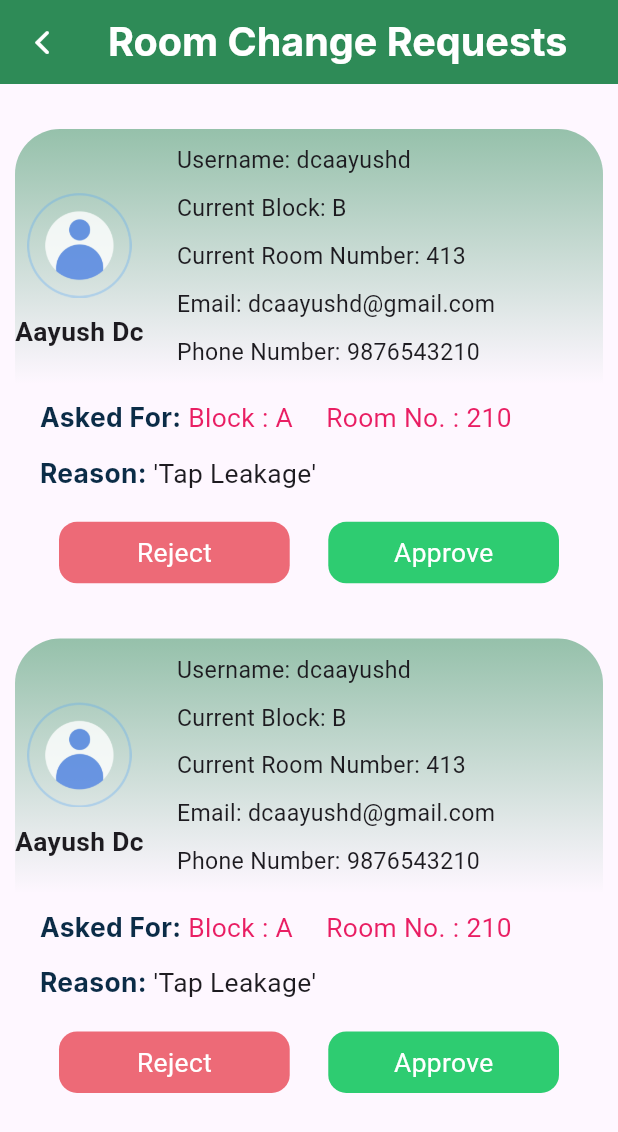
After one commit to dcaayushd/Hostel-Management_App, a Flutter app: the RoomChangeRequestScreen screen opened directly, on a phone screen of 412 x 824 dp. The commit adds this screen. Shown: the top 1132 px of the screen. Run offline on Flutter 3.47's test engine with Material 3 defaults, Android fonts, the phone set to English and light mode, and no system bars; our stand-ins replace flutter_screenutil, flutter_svg, google_fonts.

Commit message:
Room Change Request Screen Added

```diff
--- /dev/null
+++ b/lib/features/admin/screens/room_change_request_screen.dart
@@ -0,0 +1,278 @@
+import 'package:flutter/material.dart';
+import 'package:flutter_screenutil/flutter_screenutil.dart';
+
+import '../../../common/app_bar.dart';
+import '../../../common/constants.dart';
+import '../../../common/spacing.dart';
+import '../../../theme/text_theme.dart';
+
+class RoomChangeRequestScreen extends StatefulWidget {
+  const RoomChangeRequestScreen({super.key});
+
+  @override
+  State<RoomChangeRequestScreen> createState() =>
+      _RoomChangeRequestScreenState();
+}
+
+class _RoomChangeRequestScreenState extends State<RoomChangeRequestScreen> {
+  @override
+  Widget build(BuildContext context) {
+    return Scaffold(
+      appBar: buildAppBar(context, 'Room Change Requests'),
+      body: ListView.builder(
+        padding: const EdgeInsets.all(10),
+        itemCount: 2,
+        itemBuilder: (context, index) {
+          return const RequestCard();
+        },
+      ),
+    );
+  }
+}
+
+class RequestCard extends StatelessWidget {
+  const RequestCard({super.key});
+
+  @override
+  Widget build(BuildContext context) {
+    return Container(
+      width: double.maxFinite,
+      decoration: const ShapeDecoration(
+        shape: RoundedRectangleBorder(),
+      ),
+      child: Column(
+        children: [
+          heightSpacer(20),
+          Container(
+            decoration: ShapeDecoration(
+              gradient: LinearGradient(
+                begin: const Alignment(0.00, -1.00),
+                end: const Alignment(0, 1),
+                colors: [
+                  const Color(0xff2e8b57).withOpacity(0.5),
+                  const Color(0x002e8857),
+                ],
+              ),
+              shape: RoundedRectangleBorder(
+                borderRadius: BorderRadius.only(
+                  topLeft: Radius.circular(30.r),
+                  topRight: Radius.circular(30.r),
+                ),
+              ),
+            ),
+            child: Row(
+              children: [
+                Column(
+                  children: [
+                    heightSpacer(20),
+                    Image.asset(
+                      AppConstants.person,
+                      height: 70.h,
+                      width: 70.w,
+                    ),
+                    heightSpacer(10),
+                    Text(
+                      'Aayush Dc',
+                      style: TextStyle(
+                        fontSize: 16.sp,
+                        fontWeight: FontWeight.w700,
+                      ),
+                    ),
+                  ],
+                ),
+                widthSpacer(20),
+                Column(
+                  crossAxisAlignment: CrossAxisAlignment.start,
+                  children: [
+                    heightSpacer(10),
+                    Text(
+                      'Username: dcaayushd',
+                      style: TextStyle(
+                        fontSize: 14.sp,
+                      ),
+                    ),
+                    heightSpacer(10),
+                    Text(
+                      'Current Block: B',
+                      style: TextStyle(
+                        fontSize: 14.sp,
+                      ),
+                    ),
+                    heightSpacer(10),
+                    Text(
+                      'Current Room Number: 413',
+                      style: TextStyle(
+                        fontSize: 14.sp,
+                      ),
+                    ),
+                    heightSpacer(10),
+                    Text(
+                      'Email: dcaayushd@gmail.com',
+                      style: TextStyle(
+                        fontSize: 14.sp,
+                      ),
+                    ),
+                    heightSpacer(10),
+                    Text(
+                      'Phone Number: 9876543210',
+                      style: TextStyle(
+                        fontSize: 14.sp,
+                      ),
+                    ),
+                    heightSpacer(10),
+                  ],
+                ),
+              ],
+            ),
+          ),
+          Container(
+            width: double.maxFinite,
+            height: 150.h,
+            padding: const EdgeInsets.symmetric(vertical: 10),
+            child: Column(
+              children: [
+                Expanded(
+                  child: Container(
+                    width: double.maxFinite,
+                    padding: EdgeInsets.symmetric(horizontal: 15.w),
+                    child: Column(
+                      mainAxisAlignment: MainAxisAlignment.start,
+                      crossAxisAlignment: CrossAxisAlignment.start,
+                      children: [
+                        Column(
+                          mainAxisAlignment: MainAxisAlignment.start,
+                          crossAxisAlignment: CrossAxisAlignment.start,
+                          children: [
+                            Row(
+                              children: [
+                                Text(
+                                  'Asked For: ',
+                                  style: AppTextTheme.kLabelStyle.copyWith(
+                                    fontSize: 16.sp,
+                                    fontWeight: FontWeight.w700,
+                                  ),
+                                ),
+                                Row(
+                                  mainAxisAlignment:
+                                      MainAxisAlignment.spaceBetween,
+                                  children: [
+                                    Text(
+                                      'Block : A',
+                                      style: TextStyle(
+                                        fontSize: 16.sp,
+                                        fontWeight: FontWeight.w400,
+                                        color: Colors.pink,
+                                      ),
+                                    ),
+                                    widthSpacer(20),
+                                    Text(
+                                      'Room No. : 210',
+                                      style: TextStyle(
+                                        fontSize: 16.sp,
+                                        fontWeight: FontWeight.w400,
+                                        color: Colors.pink,
+                                      ),
+                                    ),
+                                  ],
+                                ),
+                              ],
+                            ),
+                            heightSpacer(12),
+                            Row(
+                              mainAxisAlignment: MainAxisAlignment.start,
+                              crossAxisAlignment: CrossAxisAlignment.start,
+                              children: [
+                                Text(
+                                  'Reason: ',
+                                  style: AppTextTheme.kLabelStyle.copyWith(
+                                    fontSize: 16.sp,
+                                    fontWeight: FontWeight.w700,
+                                  ),
+                                ),
+                                Text(
+                                  '\'Tap Leakage\' ',
+                                  style: TextStyle(
+                                    fontSize: 16.sp,
+                                    fontWeight: FontWeight.w400,
+                                  ),
+                                ),
+                              ],
+                            ),
+                            heightSpacer(20),
+                            Row(
+                              mainAxisAlignment: MainAxisAlignment.spaceAround,
+                              children: [
+                                InkWell(
+                                  onTap: () {},
+                                  child: Container(
+                                    padding: const EdgeInsets.symmetric(
+                                      horizontal: 10,
+                                      vertical: 8,
+                                    ),
+                                    width: 140.w,
+                                    decoration: BoxDecoration(
+                                      color: const Color(0xFFED6A77),
+                                      borderRadius: BorderRadius.circular(12.r),
+                                    ),
+                                    child: Row(
+                                      mainAxisAlignment:
+                                          MainAxisAlignment.center,
+                                      crossAxisAlignment:
+                                          CrossAxisAlignment.center,
+                                      children: [
+                                        Text(
+                                          'Reject',
+                                          style: TextStyle(
+                                            fontSize: 16.sp,
+                                            color: Colors.white,
+                                          ),
+                                        ),
+                                      ],
+                                    ),
+                                  ),
+                                ),
+                                InkWell(
+                                  onTap: () {},
+                                  child: Container(
+                                    padding: const EdgeInsets.symmetric(
+                                      horizontal: 10,
+                                      vertical: 8,
+                                    ),
+                                    width: 140.w,
+                                    decoration: BoxDecoration(
+                                      color: const Color(0xFF2ECC71),
+                                      borderRadius: BorderRadius.circular(12.r),
+                                    ),
+                                    child: Row(
+                                      mainAxisAlignment:
+                                          MainAxisAlignment.center,
+                                      crossAxisAlignment:
+                                          CrossAxisAlignment.center,
+                                      children: [
+                                        Text(
+                                          'Approve',
+                                          style: TextStyle(
+                                            fontSize: 16.sp,
+                                            color: Colors.white,
+                                          ),
+                                        ),
+                                      ],
+                                    ),
+                                  ),
+                                ),
+                              ],
+                            ),
+                          ],
+                        ),
+                      ],
+                    ),
+                  ),
+                ),
+              ],
+            ),
+          ),
+        ],
+      ),
+    );
+  }
+}
--- a/lib/features/home/screen/home_screen.dart
+++ b/lib/features/home/screen/home_screen.dart
@@ -5,6 +5,7 @@ import 'package:flutter_svg/svg.dart';
 import 'package:hostel_management_app/common/constants.dart';
 import 'package:hostel_management_app/common/spacing.dart';
 import 'package:hostel_management_app/features/admin/screens/create_staff_screen.dart';
+import 'package:hostel_management_app/features/admin/screens/room_change_request_screen.dart';
 import 'package:hostel_management_app/features/admin/screens/staff_display_screen.dart';
 import 'package:hostel_management_app/features/home/widgets/category_card.dart';
 import 'package:hostel_management_app/features/student/screens/create_issue_screen.dart';
@@ -230,7 +231,15 @@ class _HomeScreenState extends State<HomeScreen> {
                       CategoryCard(
                         category: 'Change\nRequests',
                         image: AppConstants.roomChange,
-                        onTap: () {},
+                        onTap: () {
+                          Navigator.push(
+                            context,
+                            CupertinoPageRoute(
+                              builder: (context) =>
+                                  const RoomChangeRequestScreen(),
+                            ),
+                          );
+                        },
                       ),
                     ],
                   ),
```
